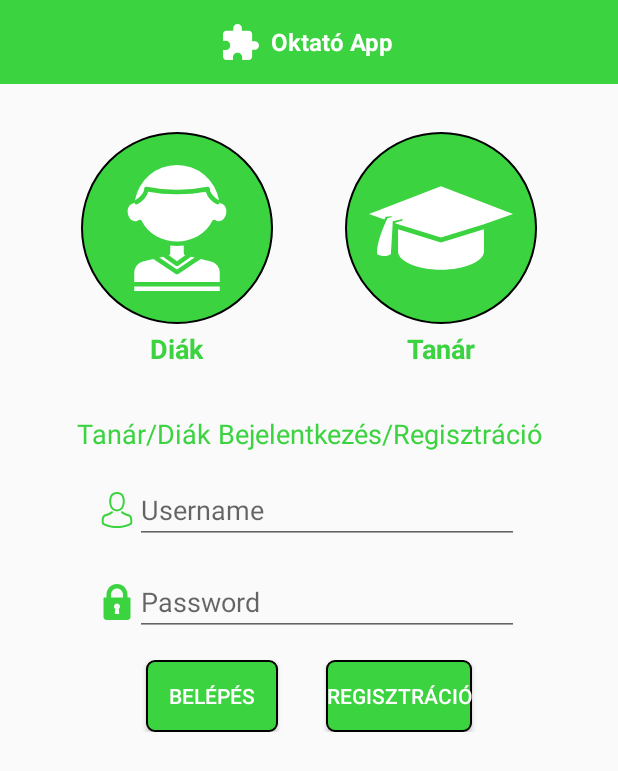
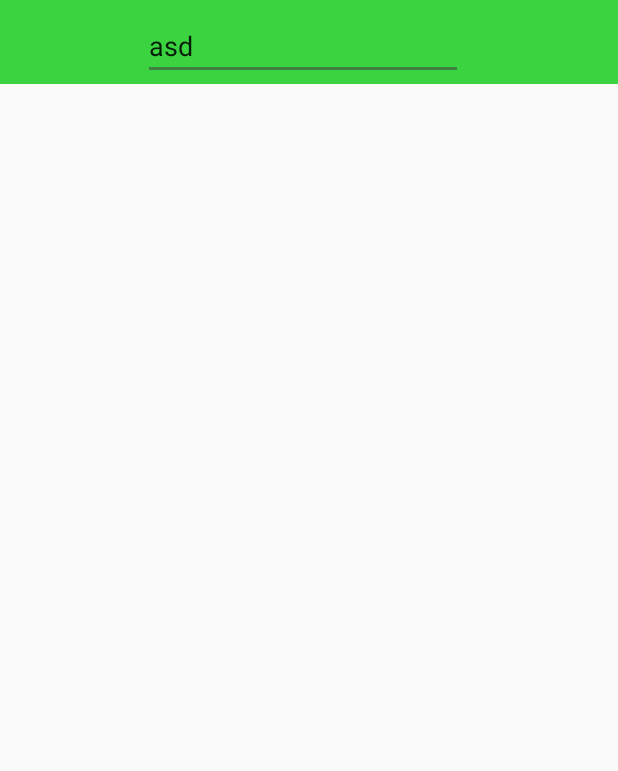
Before and after one commit to gitjuzer/2018_IIAFP_B, an Android app: the screen it shows after launch (MainActivity before the commit, StudentMenu after it), after a tap on "BELÉPÉS", on a phone screen of 412 x 824 dp. Shown: the top 771 px of the screen. Run offline under Robolectric (Android 15) with nearby library versions, the phone set to English and light mode, and no system bars; our stand-ins replace Volley.

Commit message:
android: tanár diák menü is megnyitható
A tanár illetve diák "ikonok" rákattintásával lehet előhozni a tanár vagy diák főmenüt, sikeres bejelentkezés után. Ha egyik gombra sem kattintott a felhasználó, és mégis loginelni akar, hibaüzenet tájékoztatja, hogy valamelyik gombot muszáj megnyomni.

```diff
--- a/Android app/OktatoApp/app/src/main/AndroidManifest.xml
+++ b/Android app/OktatoApp/app/src/main/AndroidManifest.xml
@@ -9,7 +9,8 @@
         android:roundIcon="@mipmap/ic_launcher_round"
         android:supportsRtl="true"
         android:theme="@style/AppTheme">
-        <activity android:name=".StudentMainActivity"></activity>
+        <activity android:name=".TeacherMenu"></activity>
+        <activity android:name=".StudentMenu" />
         <activity android:name=".MainActivity">
             <intent-filter>
                 <action android:name="android.intent.action.MAIN" />
--- a/Android app/OktatoApp/app/src/main/java/hu/afp/oktatoapp/MainActivity.java
+++ b/Android app/OktatoApp/app/src/main/java/hu/afp/oktatoapp/MainActivity.java
@@ -11,7 +11,6 @@ import android.widget.TextView;
 import android.widget.Toast;
 import android.content.Intent;
 
-import com.android.volley.AuthFailureError;
 import com.android.volley.Request;
 import com.android.volley.RequestQueue;
 import com.android.volley.Response;
@@ -29,6 +28,9 @@ import java.nio.charset.StandardCharsets;
 
 public class MainActivity extends AppCompatActivity {
 
+    boolean studentBtnIsClicked;
+    boolean teacherBtnIsClicked;
+
     @Override
     protected void onCreate(Bundle savedInstanceState) {
         super.onCreate(savedInstanceState);
@@ -38,6 +40,8 @@ public class MainActivity extends AppCompatActivity {
         ImageView logo, studentLogo, teacherLogo;
         TextView studentTV, teacherTV;
         Button login, register;
+
+
 
 
         toolbar = findViewById(R.id.myToolbar);
@@ -64,14 +68,15 @@ public class MainActivity extends AppCompatActivity {
         student.setOnClickListener(new View.OnClickListener() {
             @Override
             public void onClick(View v) {
-                Intent intent = new Intent(MainActivity.this, StudentMainActivity.class);
-                startActivity(intent);
+                studentBtnIsClicked = true;
+                teacherBtnIsClicked = false;
             }
         });
         teacher.setOnClickListener(new View.OnClickListener() {
             @Override
             public void onClick(View v) {
-                //Teacher mode selected
+                teacherBtnIsClicked = true;
+                studentBtnIsClicked = false;
             }
         });
         login.setOnClickListener(new View.OnClickListener() {
@@ -81,10 +86,22 @@ public class MainActivity extends AppCompatActivity {
                 String temp2 = password.getText().toString();
                 if (!("".contentEquals(temp1)) && !("".contentEquals(temp2)))
                     sendLoginData(temp1, temp2);
+                if (teacherBtnIsClicked == false && studentBtnIsClicked == false){
+                    Toast errorToast = Toast.makeText(MainActivity.this, "Ki kell választanod " +
+                            "legalább az egyik menüpontot. Tanár, vagy diákként szeretnél belépni?", Toast.LENGTH_SHORT);
+                    errorToast.show();
+                }
+                if (studentBtnIsClicked == true) {
+                    Intent student = new Intent(MainActivity.this, StudentMenu.class);
+                    startActivity(student);
+                }
+                if (teacherBtnIsClicked == true) {
+                    Intent teacher = new Intent(MainActivity.this, TeacherMenu.class);
+                    startActivity(teacher);
+                }
             }
         });
     }
-
     private void sendLoginData(String username, String password) {
         /*POST: username, password JSON formátumban*/
         String url = "example.com/OktatoiAppAPI/session";
--- /dev/null
+++ b/Android app/OktatoApp/app/src/main/java/hu/afp/oktatoapp/StudentMenu.java
@@ -0,0 +1,23 @@
+package hu.afp.oktatoapp;
+
+import android.support.v7.app.AppCompatActivity;
+import android.os.Bundle;
+import android.widget.TextView;
+
+public class StudentMenu extends AppCompatActivity {
+
+    @Override
+    protected void onCreate(Bundle savedInstanceState) {
+        super.onCreate(savedInstanceState);
+        setContentView(R.layout.activity_student_main);
+
+        //gombok, textviewok változóba kimentése
+        final TextView usernameDisplay;
+
+
+
+        usernameDisplay = findViewById(R.id.usernameDisplay_editText);
+        String actualUsername = "asd"; /*findViewById(R.id.usernameET).toString(); */
+        usernameDisplay.setText(actualUsername);
+    }
+}
--- a/Android app/OktatoApp/app/src/main/java/hu/afp/oktatoapp/StudentMainActivity.java
+++ b/Android app/OktatoApp/app/src/main/java/hu/afp/oktatoapp/TeacherMenu.java
@@ -3,11 +3,11 @@ package hu.afp.oktatoapp;
 import android.support.v7.app.AppCompatActivity;
 import android.os.Bundle;
 
-public class StudentMainActivity extends AppCompatActivity {
+public class TeacherMenu extends AppCompatActivity {
 
     @Override
     protected void onCreate(Bundle savedInstanceState) {
         super.onCreate(savedInstanceState);
-        setContentView(R.layout.activity_student_main);
+        setContentView(R.layout.activity_teacher_menu);
     }
 }
--- a/Android app/OktatoApp/app/src/main/res/layout/activity_student_main.xml
+++ b/Android app/OktatoApp/app/src/main/res/layout/activity_student_main.xml
@@ -4,6 +4,28 @@
     xmlns:tools="http://schemas.android.com/tools"
     android:layout_width="match_parent"
     android:layout_height="match_parent"
-    tools:context=".StudentMainActivity">
+    tools:context=".StudentMenu">
 
+    <android.support.v7.widget.Toolbar
+        android:id="@+id/toolbar"
+        android:layout_width="0dp"
+        android:layout_height="wrap_content"
+        android:background="?attr/colorPrimary"
+        android:minHeight="?attr/actionBarSize"
+        android:theme="?attr/actionBarTheme"
+        app:layout_constraintEnd_toEndOf="parent"
+        app:layout_constraintStart_toStartOf="parent"
+        app:layout_constraintTop_toTopOf="parent" />
+
+    <EditText
+        android:id="@+id/usernameDisplay_editText"
+        android:layout_width="wrap_content"
+        android:layout_height="wrap_content"
+        android:layout_marginTop="8dp"
+        android:layout_marginEnd="8dp"
+        android:ems="10"
+        android:inputType="textPersonName"
+        app:layout_constraintEnd_toEndOf="@+id/toolbar"
+        app:layout_constraintStart_toStartOf="@+id/toolbar"
+        app:layout_constraintTop_toTopOf="@+id/toolbar" />
 </android.support.constraint.ConstraintLayout>
```
Also changed, not shown: Android app/OktatoApp/app/src/main/res/layout/activity_teacher_menu.xml (added, +9 -0 lines).
